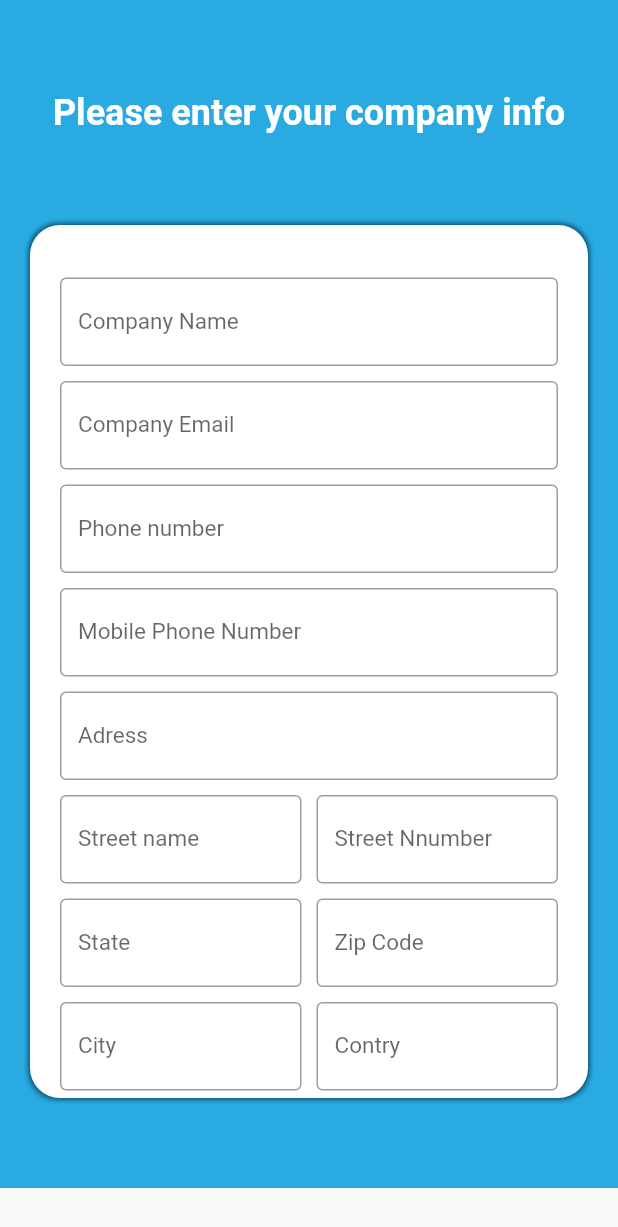
After one commit to ayment64/llll, a Flutter app: the ProfileEditingPage screen opened directly, on a phone screen of 412 x 824 dp. The commit adds this screen. Shown: the top 1227 px of the screen. Run offline on Flutter 3.47's test engine with Material 2 defaults, Android fonts, the phone set to English and light mode, and no system bars; our stand-ins replace bloc, dartz, data_connection_checker, equatable, firebase_messaging, flutter_bloc and 1 more; missing offline and left inert: device_id, loading; accounts and stored records are empty; Roboto replaces fonts that are missing (SFUIDisplay); project files that could hold a hidden picture were left out.

Commit message:
Profile Editing first commit

```diff
--- /dev/null
+++ b/lib/Core/Routing/Routing.dart
@@ -0,0 +1,11 @@
+import 'package:flutter/material.dart';
+import 'package:llll/Features/Profile_submitting/Presentation/Pages/ProfileEditingPage.dart';
+
+
+
+class GoToProfileEditing extends MaterialPageRoute<Null> {
+  GoToProfileEditing()
+      : super(builder: (BuildContext ctx) {
+          return new ProfileEditingPage();
+        });
+}
--- /dev/null
+++ b/lib/Features/Profile_submitting/Presentation/Pages/ProfileEditingPage.dart
@@ -0,0 +1,16 @@
+import 'package:flutter/material.dart';
+import 'package:flutter_bloc/flutter_bloc.dart';
+import 'package:llll/Features/Profile_submitting/Presentation/Pages/Profile_editing.dart';
+import 'package:llll/Features/Profile_submitting/Presentation/bloc/profile_submitting_bloc.dart';
+import 'package:llll/Injection_container.dart';
+
+class ProfileEditingPage extends StatelessWidget {
+  const ProfileEditingPage({Key key}) : super(key: key);
+
+  @override
+  Widget build(BuildContext context) {
+    return Scaffold(
+      body: BlocProvider(builder: (_)=> sl<ProfileSubmittingBloc>(),child: ProfileEditing()),
+    );
+  }
+}
--- /dev/null
+++ b/lib/Features/Profile_submitting/Presentation/Pages/Profile_editing.dart
@@ -0,0 +1,30 @@
+import 'package:flutter/material.dart';
+import 'package:llll/Features/Profile_submitting/Presentation/Widgets/Company_info.dart';
+import 'package:llll/main.dart';
+
+class ProfileEditing extends StatelessWidget {
+  @override
+  Widget build(BuildContext context) {
+    return Container(
+      color: colorlightblue,
+      child: Stack(
+        children: <Widget>[
+          Container(
+            height: 150,
+            child: Center(
+              child: Text(
+                "Please enter your company info",
+                style: TextStyle(
+                  color: colorwhite,
+                  fontWeight: FontWeight.bold,
+                  fontSize: 24
+                ),
+              ),
+            ),
+          ),
+          CompanyInfo(),
+        ],
+      ),
+    );
+  }
+}
--- /dev/null
+++ b/lib/Features/Profile_submitting/Presentation/Widgets/Company_info.dart
@@ -0,0 +1,353 @@
+import 'package:flutter/material.dart';
+import 'package:llll/Features/Sign_in/Presentation/bloc/login_bloc.dart';
+
+import '../../../../main.dart';
+
+class CompanyInfo extends StatefulWidget {
+  CompanyInfo({Key key}) : super(key: key);
+
+  @override
+  _CompanyInfoState createState() => _CompanyInfoState();
+}
+
+class _CompanyInfoState extends State<CompanyInfo> {
+  @override
+  Widget build(BuildContext context) {
+    return Container(
+        width: MediaQuery.of(context).size.width,
+        margin: EdgeInsets.fromLTRB(20, 150, 20, 60),
+        decoration: BoxDecoration(boxShadow: [
+          BoxShadow(
+            color: colordarkblue,
+            blurRadius: 2.0,
+            spreadRadius: 1.0,
+          )
+        ], borderRadius: BorderRadius.circular(20), color: colorwhite),
+        child: SingleChildScrollView(
+          child: Column(
+            children: <Widget>[
+              Padding(
+                padding: EdgeInsets.fromLTRB(20, 35, 20, 5),
+                child: Container(
+                  color: colorwhite,
+                  child: TextFormField(
+                    style: TextStyle(
+                        color: Colors.black, fontFamily: 'SFUIDisplay'),
+                    decoration: InputDecoration(
+                        border: OutlineInputBorder(),
+                        labelText: 'Company Name',
+                        labelStyle: TextStyle(fontSize: 15)),
+                  ),
+                ),
+              ),
+              Visibility(
+                child: Padding(
+                  padding: const EdgeInsets.fromLTRB(0, 2, 0, 0),
+                  child: Center(
+                      child: Text(
+                    USERNAME_INPUT_FAILURE,
+                    style: TextStyle(color: Colors.red),
+                  )),
+                ),
+                visible: false,
+              ),
+              Padding(
+                padding: EdgeInsets.fromLTRB(20, 5, 20, 5),
+                child: Container(
+                  color: colorwhite,
+                  child: TextFormField(
+                    style: TextStyle(
+                        color: Colors.black, fontFamily: 'SFUIDisplay'),
+                    decoration: InputDecoration(
+                        border: OutlineInputBorder(),
+                        labelText: 'Company Email',
+                        labelStyle: TextStyle(fontSize: 15)),
+                  ),
+                ),
+              ),
+              Visibility(
+                child: Padding(
+                  padding: const EdgeInsets.fromLTRB(0, 2, 0, 0),
+                  child: Center(
+                      child: Text(
+                    USERNAME_INPUT_FAILURE,
+                    style: TextStyle(color: Colors.red),
+                  )),
+                ),
+                visible: false,
+              ),
+              Padding(
+                padding: EdgeInsets.fromLTRB(20, 5, 20, 5),
+                child: Container(
+                  color: colorwhite,
+                  child: TextFormField(
+                    style: TextStyle(
+                        color: Colors.black, fontFamily: 'SFUIDisplay'),
+                    decoration: InputDecoration(
+                        border: OutlineInputBorder(),
+                        labelText: 'Phone number',
+                        labelStyle: TextStyle(fontSize: 15)),
+                  ),
+                ),
+              ),
+              Visibility(
+                child: Padding(
+                  padding: const EdgeInsets.fromLTRB(0, 2, 0, 0),
+                  child: Center(
+                      child: Text(
+                    USERNAME_INPUT_FAILURE,
+                    style: TextStyle(color: Colors.red),
+                  )),
+                ),
+                visible: false,
+              ),
+              Padding(
+                padding: EdgeInsets.fromLTRB(20, 5, 20, 5),
+                child: Container(
+                  color: colorwhite,
+                  child: TextFormField(
+                    style: TextStyle(
+                        color: Colors.black, fontFamily: 'SFUIDisplay'),
+                    decoration: InputDecoration(
+                        border: OutlineInputBorder(),
+                        labelText: 'Mobile Phone Number',
+                        labelStyle: TextStyle(fontSize: 15)),
+                  ),
+                ),
+              ),
+              Visibility(
+                child: Padding(
+                  padding: const EdgeInsets.fromLTRB(0, 2, 0, 0),
+                  child: Center(
+                      child: Text(
+                    USERNAME_INPUT_FAILURE,
+                    style: TextStyle(color: Colors.red),
+                  )),
+                ),
+                visible: false,
+              ),
+              Padding(
+                padding: EdgeInsets.fromLTRB(20, 5, 20, 5),
+                child: Container(
+                  color: colorwhite,
+                  child: TextFormField(
+                    style: TextStyle(
+                        color: Colors.black, fontFamily: 'SFUIDisplay'),
+                    decoration: InputDecoration(
+                        border: OutlineInputBorder(),
+                        labelText: 'Adress',
+                        labelStyle: TextStyle(fontSize: 15)),
+                  ),
+                ),
+              ),
+              Visibility(
+                child: Padding(
+                  padding: const EdgeInsets.fromLTRB(0, 2, 0, 0),
+                  child: Center(
+                      child: Text(
+                    USERNAME_INPUT_FAILURE,
+                    style: TextStyle(color: Colors.red),
+                  )),
+                ),
+                visible: false,
+              ),
+              Row(
+                mainAxisSize: MainAxisSize.min,
+                children: <Widget>[
+                  Expanded(
+                      child: Column(
+                    children: <Widget>[
+                      Padding(
+                        padding: EdgeInsets.fromLTRB(20, 5, 5, 5),
+                        child: Container(
+                          color: colorwhite,
+                          child: TextFormField(
+                            style: TextStyle(
+                                color: Colors.black, fontFamily: 'SFUIDisplay'),
+                            decoration: InputDecoration(
+                                border: OutlineInputBorder(),
+                                labelText: 'Street name',
+                                labelStyle: TextStyle(fontSize: 15)),
+                          ),
+                        ),
+                      ),
+                      Visibility(
+                        child: Padding(
+                          padding: const EdgeInsets.fromLTRB(0, 2, 0, 0),
+                          child: Center(
+                              child: Text(
+                            USERNAME_INPUT_FAILURE,
+                            style: TextStyle(color: Colors.red),
+                          )),
+                        ),
+                        visible: false,
+                      ),
+                    ],
+                  )),
+                  Expanded(
+                      child: Column(
+                    children: <Widget>[
+                      Padding(
+                        padding: EdgeInsets.fromLTRB(5, 5, 20, 5),
+                        child: Container(
+                          color: colorwhite,
+                          child: TextFormField(
+                            style: TextStyle(
+                                color: Colors.black, fontFamily: 'SFUIDisplay'),
+                            decoration: InputDecoration(
+                                border: OutlineInputBorder(),
+                                labelText: 'Street Nnumber',
+                                labelStyle: TextStyle(fontSize: 15)),
+                          ),
+                        ),
+                      ),
+                      Visibility(
+                        child: Padding(
+                          padding: const EdgeInsets.fromLTRB(0, 2, 0, 0),
+                          child: Center(
+                              child: Text(
+                            USERNAME_INPUT_FAILURE,
+                            style: TextStyle(color: Colors.red),
+                          )),
+                        ),
+                        visible: false,
+                      ),
+                    ],
+                  )),
+                ],
+              ),
+              Row(
+                mainAxisSize: MainAxisSize.min,
+                children: <Widget>[
+                  Expanded(
+                      child: Column(
+                    children: <Widget>[
+                      Padding(
+                        padding: EdgeInsets.fromLTRB(20, 5, 5, 5),
+                        child: Container(
+                          color: colorwhite,
+                          child: TextFormField(
+                            style: TextStyle(
+                                color: Colors.black, fontFamily: 'SFUIDisplay'),
+                            decoration: InputDecoration(
+                                border: OutlineInputBorder(),
+                                labelText: 'State',
+                                labelStyle: TextStyle(fontSize: 15)),
+                          ),
+                        ),
+                      ),
+                      Visibility(
+                        child: Padding(
+                          padding: const EdgeInsets.fromLTRB(0, 2, 0, 0),
+                          child: Center(
+                              child: Text(
+                            USERNAME_INPUT_FAILURE,
+                            style: TextStyle(color: Colors.red),
+                          )),
+                        ),
+                        visible: false,
+                      ),
+                    ],
+                  )),
+                  Expanded(
+                      child: Column(
+                    children: <Widget>[
+                      Padding(
+                        padding: EdgeInsets.fromLTRB(5, 5, 20, 5),
+                        child: Container(
+                          color: colorwhite,
+                          child: TextFormField(
+                            style: TextStyle(
+                                color: Colors.black, fontFamily: 'SFUIDisplay'),
+                            decoration: InputDecoration(
+                                border: OutlineInputBorder(),
+                                labelText: 'Zip Code',
+                                labelStyle: TextStyle(fontSize: 15)),
+                          ),
+                        ),
+                      ),
+                      Visibility(
+                        child: Padding(
+                          padding: const EdgeInsets.fromLTRB(0, 2, 0, 0),
+                          child: Center(
+                              child: Text(
+                            USERNAME_INPUT_FAILURE,
+                            style: TextStyle(color: Colors.red),
+                          )),
+                        ),
+                        visible: false,
+                      ),
+                    ],
+                  )),
+                ],
+              ),
+              Row(
+                mainAxisSize: MainAxisSize.min,
+                children: <Widget>[
+                  Expanded(
+                      child: Column(
+                    children: <Widget>[
+                      Padding(
+                        padding: EdgeInsets.fromLTRB(20, 5, 5, 5),
+                        child: Container(
+                          color: colorwhite,
+                          child: TextFormField(
+                            style: TextStyle(
+                                color: Colors.black, fontFamily: 'SFUIDisplay'),
+                            decoration: InputDecoration(
+                                border: OutlineInputBorder(),
+                                labelText: 'City',
+                                labelStyle: TextStyle(fontSize: 15)),
+                          ),
+                        ),
+                      ),
+                      Visibility(
+                        child: Padding(
+                          padding: const EdgeInsets.fromLTRB(0, 2, 0, 0),
+                          child: Center(
+                              child: Text(
+                            USERNAME_INPUT_FAILURE,
+                            style: TextStyle(color: Colors.red),
+                          )),
+                        ),
+                        visible: false,
+                      ),
+                    ],
+                  )),
+                  Expanded(
+                      child: Column(
+                    children: <Widget>[
+                      Padding(
+                        padding: EdgeInsets.fromLTRB(5, 5, 20, 5),
+                        child: Container(
+                          color: colorwhite,
+                          child: TextFormField(
+                            style: TextStyle(
+                                color: Colors.black, fontFamily: 'SFUIDisplay'),
+                            decoration: InputDecoration(
+                                border: OutlineInputBorder(),
+                                labelText: 'Contry',
+                                labelStyle: TextStyle(fontSize: 15)),
+                          ),
+                        ),
+                      ),
+                      Visibility(
+                        child: Padding(
+                          padding: const EdgeInsets.fromLTRB(0, 2, 0, 0),
+                          child: Center(
+                              child: Text(
+                            USERNAME_INPUT_FAILURE,
+                            style: TextStyle(color: Colors.red),
+                          )),
+                        ),
+                        visible: false,
+                      ),
+                    ],
+                  )),
+                ],
+              )
+            ],
+          ),
+        ));
+  }
+}
--- /dev/null
+++ b/lib/Features/Profile_submitting/Presentation/bloc/profile_submitting_bloc.dart
@@ -0,0 +1,19 @@
+import 'dart:async';
+
+import 'package:bloc/bloc.dart';
+import 'package:equatable/equatable.dart';
+
+part 'profile_submitting_event.dart';
+part 'profile_submitting_state.dart';
+
+class ProfileSubmittingBloc extends Bloc<ProfileSubmittingEvent, ProfileSubmittingState> {
+  @override
+  ProfileSubmittingState get initialState => ProfileSubmittingInitial();
+
+  @override
+  Stream<ProfileSubmittingState> mapEventToState(
+    ProfileSubmittingEvent event,
+  ) async* {
+    // TODO: implement mapEventToState
+  }
+}
--- /dev/null
+++ b/lib/Features/Profile_submitting/Presentation/bloc/profile_submitting_event.dart
@@ -0,0 +1,5 @@
+part of 'profile_submitting_bloc.dart';
+
+abstract class ProfileSubmittingEvent extends Equatable {
+   ProfileSubmittingEvent();
+}
--- /dev/null
+++ b/lib/Features/Profile_submitting/Presentation/bloc/profile_submitting_state.dart
@@ -0,0 +1,10 @@
+part of 'profile_submitting_bloc.dart';
+
+abstract class ProfileSubmittingState extends Equatable {
+   ProfileSubmittingState();
+}
+
+class ProfileSubmittingInitial extends ProfileSubmittingState {
+  @override
+  List<Object> get props => [];
+}
--- a/lib/Features/Sign_in/Data/DataSource/Implementations/User_remote_data_source_impl.dart
+++ b/lib/Features/Sign_in/Data/DataSource/Implementations/User_remote_data_source_impl.dart
@@ -2,7 +2,6 @@ import 'dart:convert';
 import 'dart:io';
 import 'package:device_id/device_id.dart';
 import 'package:llll/Core/Error/Exeptions.dart';
-import 'package:llll/Core/Error/Failure.dart';
 import 'package:llll/Features/Sign_in/Data/DataSource/User_remote_data_source.dart';
 import 'package:http/http.dart' as http;
 import 'package:llll/Features/Sign_in/Domain/UseCaces/Register.dart';
--- a/lib/Features/Sign_in/Presentation/Pages/Sign_in.dart
+++ b/lib/Features/Sign_in/Presentation/Pages/Sign_in.dart
@@ -1,9 +1,10 @@
 import 'package:flutter/material.dart';
 import 'package:flutter_bloc/flutter_bloc.dart';
+import 'package:llll/Core/Routing/Routing.dart';
+import 'package:llll/Features/Profile_submitting/Presentation/Pages/ProfileEditingPage.dart';
 import 'package:llll/Features/Sign_in/Presentation/Widgets/Errors/Login_widjet_ErrorPassword.dart';
 import 'package:llll/Features/Sign_in/Presentation/Widgets/Errors/Login_widjet_ErrorServer.dart';
 import 'package:llll/Features/Sign_in/Presentation/Widgets/Errors/Login_widjet_ErrorUsername.dart';
-import 'package:llll/Features/Sign_in/Presentation/Widgets/Loaded_widjet.dart';
 import 'package:llll/Features/Sign_in/Presentation/Widgets/Loadin_widget.dart';
 import 'package:llll/Features/Sign_in/Presentation/Widgets/Login_widjet.dart';
 import 'package:llll/Features/Sign_in/Presentation/Widgets/Signup_widjet.dart';
@@ -11,8 +12,10 @@ import 'package:llll/Features/Sign_in/Presentation/bloc/login_bloc.dart';
 import 'package:llll/main.dart';
 
 class SignIn extends StatelessWidget {
+  LoginBloc login;
   @override
   Widget build(BuildContext context) {
+
     return Stack(
       children: <Widget>[
         Container(
@@ -34,8 +37,7 @@ class SignIn extends StatelessWidget {
             } else if (state is Loading) {
               return LoadingWidgetDisplay();
             } else if (state is Loaded) {
-              print(state.token);
-              return LodaedWidgetDisplay();
+              return ProfileEditingPage();
             } else if (state is Error) {
               if (state.message == "Login isues") {
                 print("././././././././././" + state.message);
@@ -67,7 +69,10 @@ class SignIn extends StatelessWidget {
                 confirmPasswordErrorVisibility: false,
                 serverErrorVisibility: false,
                 firstname: "",
-                lastname: "", firstnameErrorVisibility: false, lastnameErrorVisibility: false, message: "",
+                lastname: "",
+                firstnameErrorVisibility: false,
+                lastnameErrorVisibility: false,
+                message: "",
               );
             } else if (state is SignUpError) {
               return new RegisterEmptyDisplay(
@@ -84,7 +89,8 @@ class SignIn extends StatelessWidget {
                 firstname: state.firstname,
                 lastname: state.lastname,
                 firstnameErrorVisibility: state.firstnameErrorVisibility,
-                lastnameErrorVisibility: state.lastnameErrorVisibility, message: state.message,
+                lastnameErrorVisibility: state.lastnameErrorVisibility,
+                message: state.message,
               );
             }
           },
--- a/lib/Features/Sign_in/Presentation/Pages/signin.dart
+++ b/lib/Features/Sign_in/Presentation/Pages/signin.dart
@@ -10,7 +10,7 @@ class SigninPage extends StatelessWidget {
   @override
   Widget build(BuildContext context) {
     return Scaffold(
-      appBar: AppBar(title: Text('Arround Oder')),
+
       body: BlocProvider(builder: (_)=> sl<LoginBloc>(),child: SignIn()),
     );
   }
--- a/lib/Features/Sign_in/Presentation/Widgets/Loadin_widget.dart
+++ b/lib/Features/Sign_in/Presentation/Widgets/Loadin_widget.dart
@@ -1,4 +1,5 @@
 import 'package:flutter/material.dart';
+import 'package:llll/Core/Routing/Routing.dart';
 import 'package:llll/main.dart';
 import 'package:loading/indicator/ball_pulse_indicator.dart';
 import 'package:loading/loading.dart';
--- a/lib/Injection_container.dart
+++ b/lib/Injection_container.dart
@@ -3,6 +3,7 @@ import 'package:get_it/get_it.dart';
 import 'package:llll/Core/Platform/Network_info.dart';
 import 'package:llll/Core/Presentation_logic/Utils/Input_checker.dart';
 import 'package:llll/Core/Presentation_logic/Utils/register_input_cheker.dart';
+import 'package:llll/Features/Profile_submitting/Presentation/bloc/profile_submitting_bloc.dart';
 import 'package:llll/Features/Sign_in/Data/Repositories/User_repository_impl.dart';
 import 'package:llll/Features/Sign_in/Domain/UseCaces/Login.dart';
 import 'package:llll/Features/Sign_in/Domain/UseCaces/Register.dart';
@@ -32,6 +33,8 @@ void init() {
   // ? Data sources
   sl.registerLazySingleton<UserRemoteDataSource>(
       () => UserRemoteDataSourceImpl(client: sl()));
+  //* feature Profiling
+  sl.registerFactory(() => ProfileSubmittingBloc());
 
   //* core
   sl.registerLazySingleton(() => InputChecker());
```
Also changed, not shown: lib/Features/Sign_in/Presentation/Widgets/Loaded_widjet.dart (+8 -1 lines).
